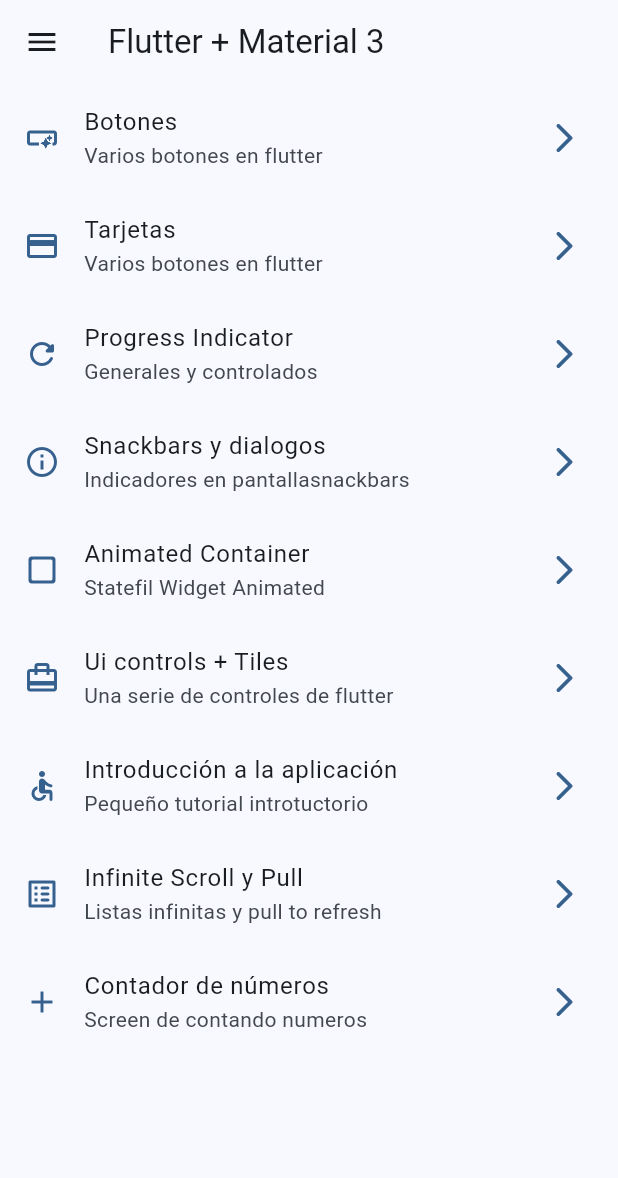
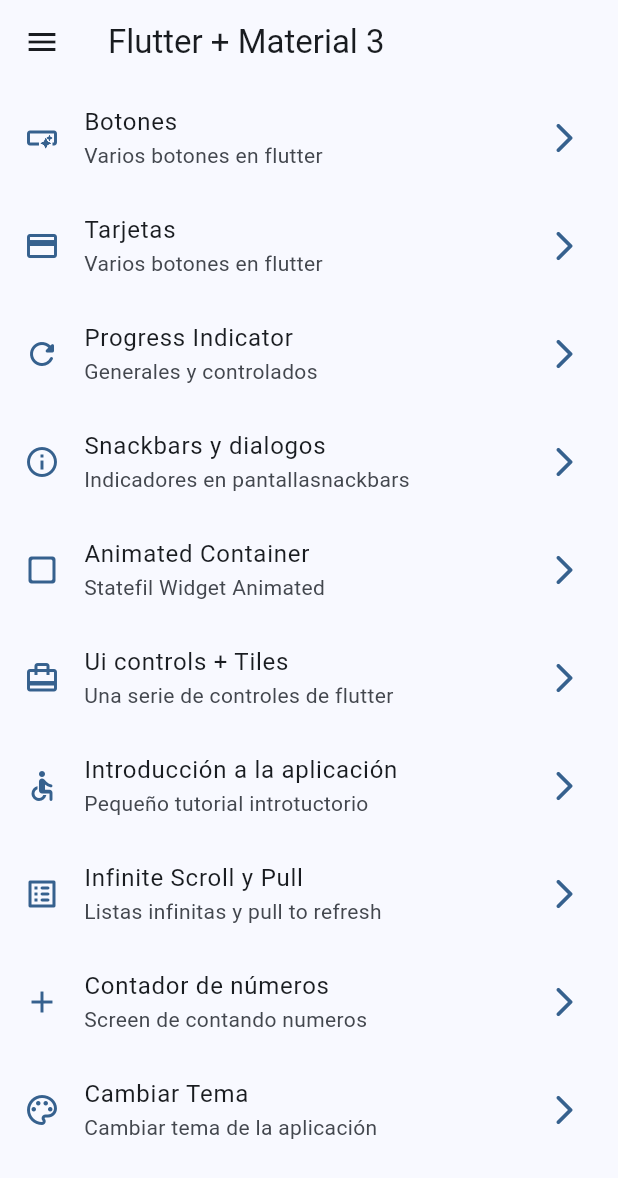
Before and after one commit to 1Alejo31/widgets_app, a Flutter app: the screen it shows after launch, on a phone screen of 412 x 824 dp. Shown: the top 1178 px of the screen. Run offline on Flutter 3.47's test engine with Material 2 defaults, Android fonts, the phone set to English and light mode, and no system bars; our stand-ins replace animate_do, go_router, hooks_riverpod.

Commit message:
Se agrega el screen con la navegacion de cambio de colores

```diff
--- a/lib/config/menu/menu_items.dart
+++ b/lib/config/menu/menu_items.dart
@@ -69,4 +69,10 @@ const appMenuItems = <MenuItem>[
     link: '/counter_screen',
     icon: Icons.add,
   ),
+  MenuItem(
+    title: 'Cambiar Tema',
+    subTitle: 'Cambiar tema de la aplicación',
+    link: '/theme_changer',
+    icon: Icons.color_lens_outlined,
+  ),
 ];
--- a/lib/config/router/app_router.dart
+++ b/lib/config/router/app_router.dart
@@ -55,5 +55,10 @@ final appRouter = GoRouter(
       name: CounterScreen.name,
       builder: (context, state) => const CounterScreen(),
     ),
+    GoRoute(
+      path: '/theme_changer',
+      name: ThemeChargerScreen.name,
+      builder: (context, state) => const ThemeChargerScreen(),
+    ),
   ],
 );
--- a/lib/presentation/providers/theme_provider.dart
+++ b/lib/presentation/providers/theme_provider.dart
@@ -1,3 +1,7 @@
 import 'package:hooks_riverpod/hooks_riverpod.dart';
+import 'package:widgets_app/config/theme/app_theme.dart';
 
 final isDarkmodeProvider = StateProvider((ref) => true);
+
+//Listado de colores inmutable
+final colorListProvider = Provider((ref) => colorList);
--- a/lib/presentation/screens/screens.dart
+++ b/lib/presentation/screens/screens.dart
@@ -9,3 +9,4 @@ export 'package:widgets_app/presentation/screens/buttons/buttons_screen.dart';
 export 'package:widgets_app/presentation/screens/cards/cards_screen.dart';
 export 'package:widgets_app/presentation/screens/home/home_screen.dart';
 export 'package:widgets_app/presentation/screens/counter/counter_screen.dart';
+export 'package:widgets_app/presentation/screens/theme_charger/theme_charger_screen.dart';
--- a/lib/presentation/widgets/side_menu.dart
+++ b/lib/presentation/widgets/side_menu.dart
@@ -1,5 +1,3 @@
-import 'dart:io';
-
 import 'package:flutter/material.dart';
 import 'package:go_router/go_router.dart';
 import 'package:widgets_app/config/menu/menu_items.dart';
```
Also changed, not shown: lib/presentation/screens/theme_charger/theme_charger_screen.dart (added, +58 -0 lines).
